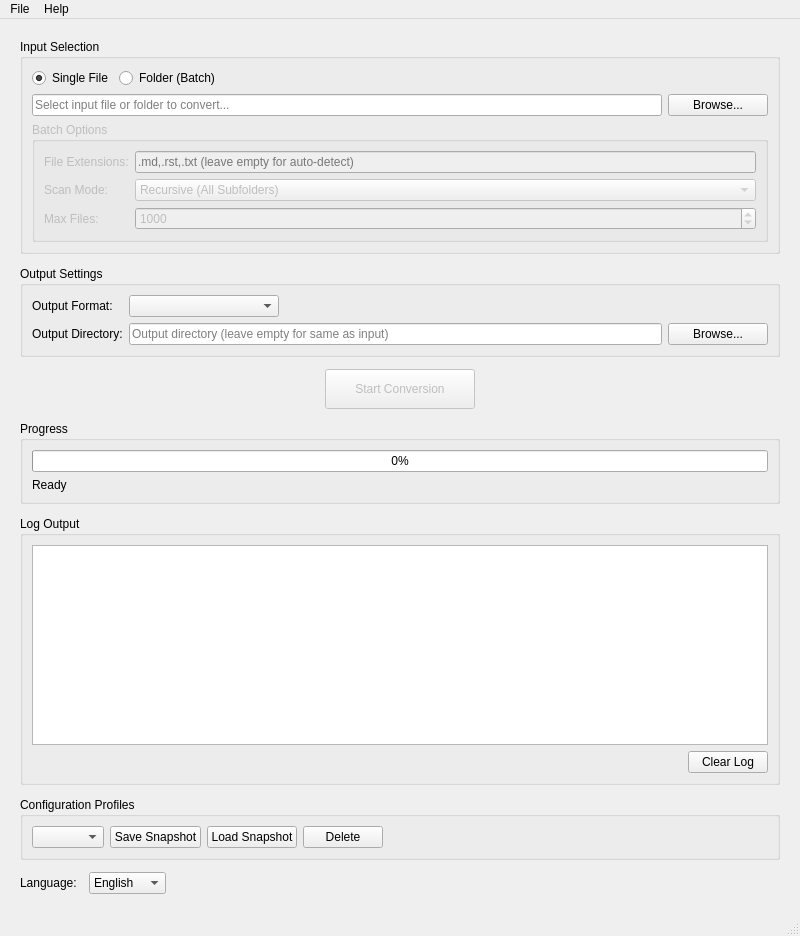
First picture: the form in pandoc_ui/gui/main_window.ui, repository nerdneilsfield/pandoc-ui, before the edit.
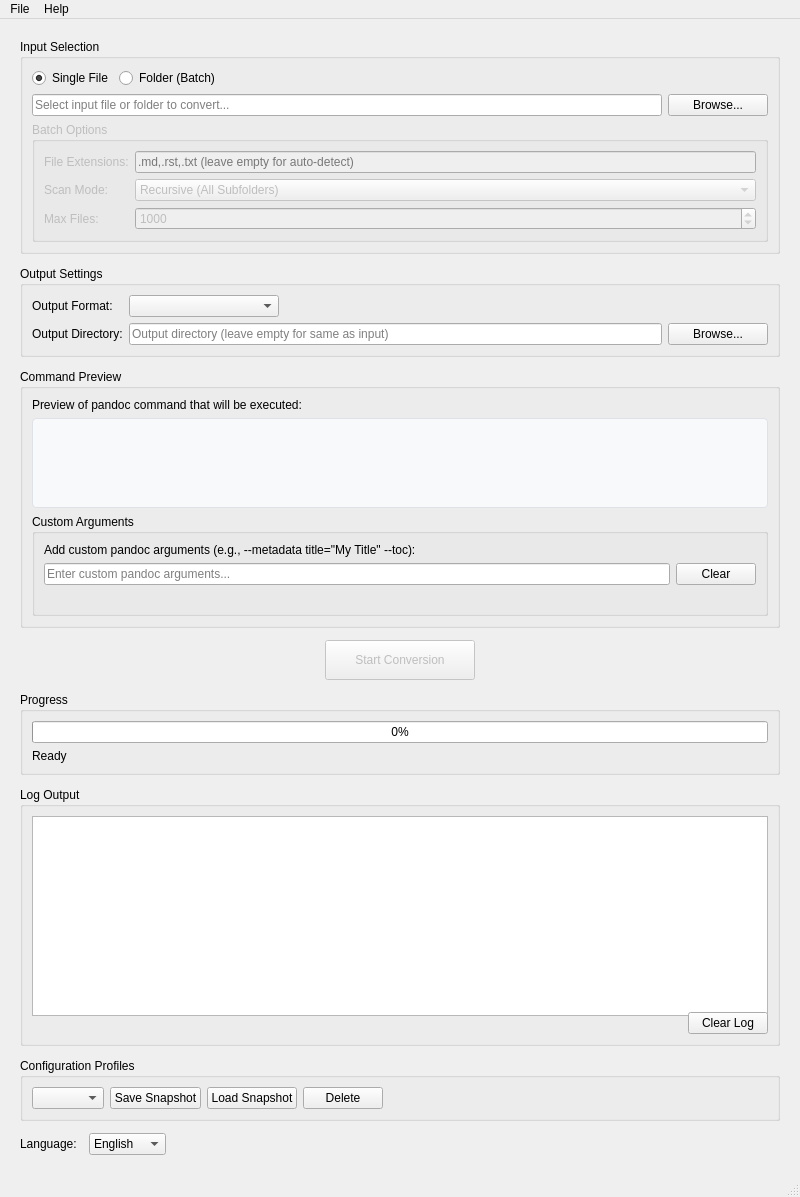
Second picture: the form after the edit. Icons and pictures are not drawn.

Patch:
```diff
--- a/pandoc_ui/gui/main_window.ui
+++ b/pandoc_ui/gui/main_window.ui
@@ -247,6 +247,118 @@
       </layout>
      </widget>
     </item>
+    <item>
+     <widget class="QGroupBox" name="commandPreviewGroupBox">
+      <property name="title">
+       <string>Command Preview</string>
+      </property>
+      <layout class="QVBoxLayout" name="commandPreviewLayout">
+       <item>
+        <widget class="QLabel" name="commandInfoLabel">
+         <property name="text">
+          <string>Preview of pandoc command that will be executed:</string>
+         </property>
+         <property name="wordWrap">
+          <bool>true</bool>
+         </property>
+        </widget>
+       </item>
+       <item>
+        <widget class="QTextEdit" name="commandDisplayEdit">
+         <property name="readOnly">
+          <bool>true</bool>
+         </property>
+         <property name="maximumSize">
+          <size>
+           <width>16777215</width>
+           <height>120</height>
+          </size>
+         </property>
+         <property name="minimumSize">
+          <size>
+           <width>0</width>
+           <height>80</height>
+          </size>
+         </property>
+         <property name="font">
+          <font>
+           <family>Consolas</family>
+           <pointsize>9</pointsize>
+          </font>
+         </property>
+         <property name="styleSheet">
+          <string notr="true">QTextEdit {
+    background-color: #f8f9fa;
+    border: 1px solid #dee2e6;
+    border-radius: 4px;
+    padding: 8px;
+    color: #212529;
+}</string>
+         </property>
+        </widget>
+       </item>
+       <item>
+        <widget class="QGroupBox" name="customArgsGroupBox">
+         <property name="title">
+          <string>Custom Arguments</string>
+         </property>
+         <layout class="QVBoxLayout" name="customArgsLayout">
+          <item>
+           <widget class="QLabel" name="customArgsHelpLabel">
+            <property name="text">
+             <string>Add custom pandoc arguments (e.g., --metadata title="My Title" --toc):</string>
+            </property>
+            <property name="wordWrap">
+             <bool>true</bool>
+            </property>
+           </widget>
+          </item>
+          <item>
+           <layout class="QHBoxLayout" name="customArgsInputLayout">
+            <item>
+             <widget class="QLineEdit" name="customArgsEdit">
+              <property name="placeholderText">
+               <string>Enter custom pandoc arguments...</string>
+              </property>
+              <property name="toolTip">
+               <string>Additional arguments to append to the pandoc command</string>
+              </property>
+             </widget>
+            </item>
+            <item>
+             <widget class="QPushButton" name="clearArgsButton">
+              <property name="text">
+               <string>Clear</string>
+              </property>
+              <property name="toolTip">
+               <string>Clear custom arguments</string>
+              </property>
+              <property name="maximumSize">
+               <size>
+                <width>80</width>
+                <height>16777215</height>
+               </size>
+              </property>
+             </widget>
+            </item>
+           </layout>
+          </item>
+          <item>
+           <widget class="QLabel" name="argsValidationLabel">
+            <property name="text">
+             <string/>
+            </property>
+            <property name="styleSheet">
+             <string notr="true">color: #dc3545; font-size: 11px;</string>
+            </property>
+           </widget>
+          </item>
+         </layout>
+        </widget>
+       </item>
+      </layout>
+     </widget>
+    </item>
     <item>
      <layout class="QHBoxLayout" name="actionLayout">
       <item>
```
